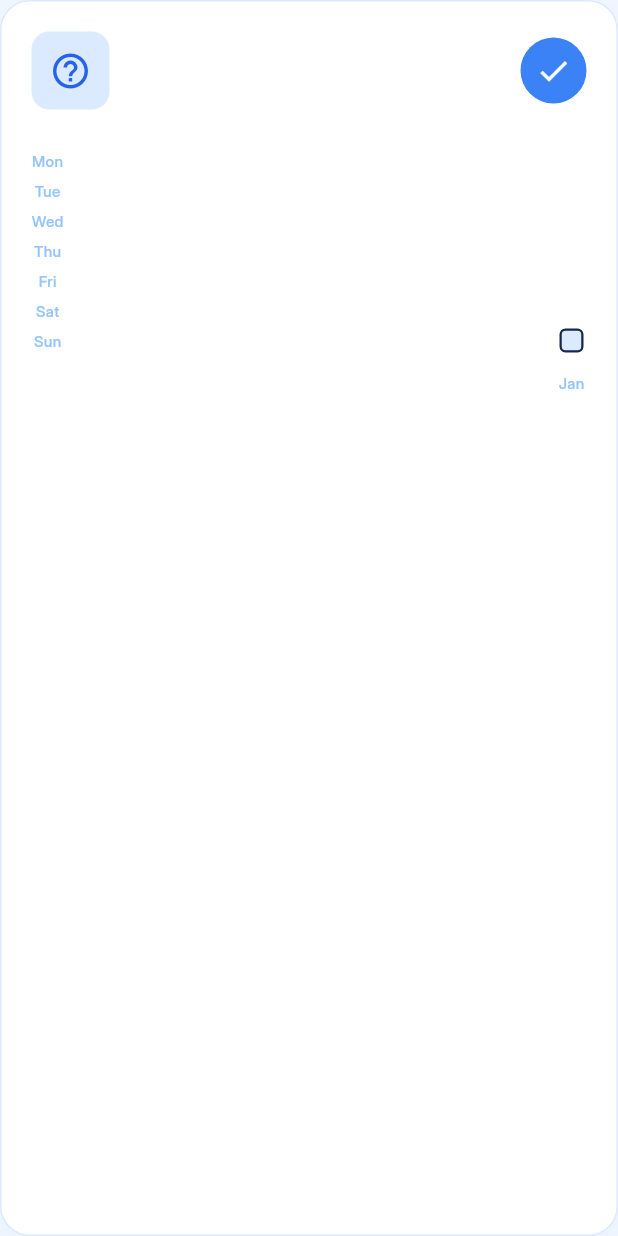
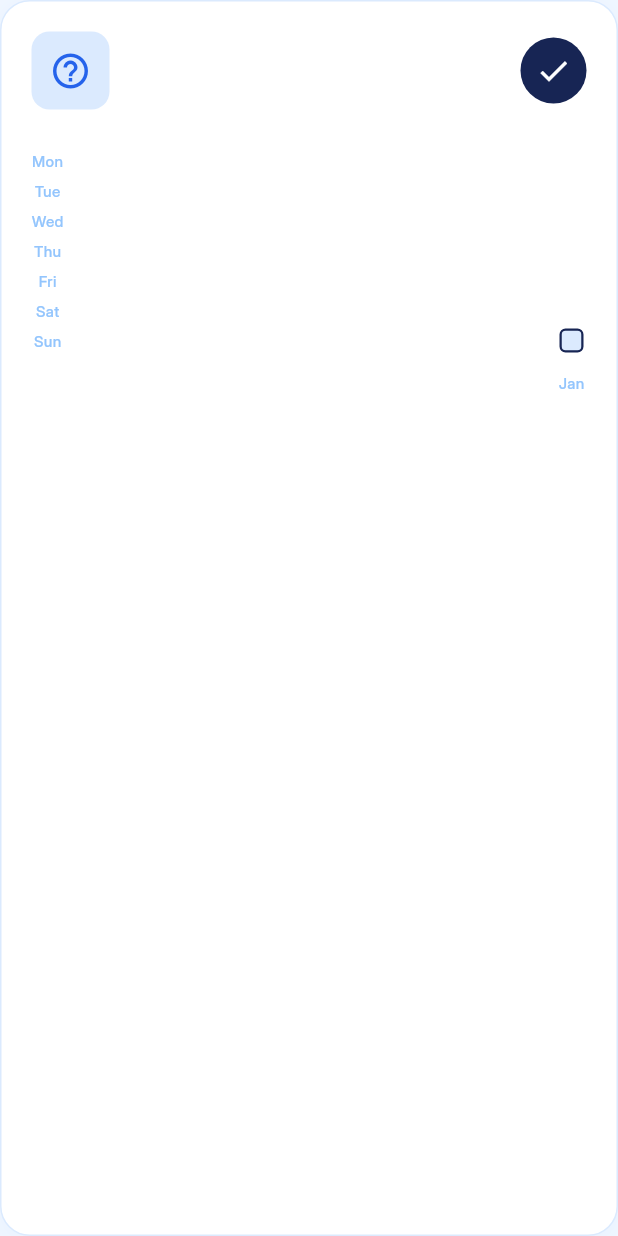
Before and after one commit to Ming-99s/Steady---flutter_final_Project, a Flutter app: the Habitprogress widget shown alone on an empty page, opened directly with empty values, on a phone screen of 412 x 824 dp. Run offline on Flutter 3.47's test engine with Material 3 defaults, Android fonts, the light colour scheme and no system bars; our stand-ins replace device_preview, hive, hive_flutter, line_awesome_flutter, percent_indicator, shared_preferences; accounts and stored records are empty; generated files the repository leaves out were written again; project files that could hold a hidden picture were left out.

Commit message:
Enhance better dark theme

```diff
--- a/lib/screens/tab/setting.dart
+++ b/lib/screens/tab/setting.dart
@@ -11,7 +11,7 @@ class Setting extends StatelessWidget {
     return SafeArea(
       child: Container(
         width: double.infinity,
-        padding: const EdgeInsets.symmetric(vertical: 20),
+        padding: const EdgeInsets.only(top: 20),
         decoration: BoxDecoration(
           color: AppColors.getSecondary(context), // background like appbar
           boxShadow: [
--- a/lib/widgets/habitProgress.dart
+++ b/lib/widgets/habitProgress.dart
@@ -48,10 +48,10 @@ class _HabitprogressState extends State<Habitprogress> {
 
   Color _getCellColor(int completed) {
     final target = widget.habit.timePerDay;
-    if (completed == 0 || target <= 0) return AppColors.border;
+    if (completed == 0 || target <= 0) return AppColors.getBorder(context);
 
     final ratio = completed / target;
-    return AppColors.textSecondary.withOpacity(ratio.clamp(0.2, 0.9));
+    return AppColors.getTextSecondary(context).withOpacity(ratio.clamp(0.2, 0.9));
   }
 
   @override
@@ -109,12 +109,12 @@ class _HabitprogressState extends State<Habitprogress> {
     return Container(
       padding: const EdgeInsets.all(20),
       decoration: BoxDecoration(
-        color: AppColors.secondary,
+        color: AppColors.getSecondary(context),
         borderRadius: BorderRadius.circular(20),
-        border: Border.all(color: AppColors.border),
+        border: Border.all(color: AppColors.getBorder(context)),
         boxShadow: [
           BoxShadow(
-            color: AppColors.border.withOpacity(0.3),
+            color: AppColors.getBorder(context).withOpacity(0.3),
             blurRadius: 10,
             offset: const Offset(0, 4),
           ),
@@ -129,12 +129,12 @@ class _HabitprogressState extends State<Habitprogress> {
               Container(
                 padding: const EdgeInsets.all(12),
                 decoration: BoxDecoration(
-                  color: AppColors.border,
+                  color: AppColors.getBorder(context),
                   borderRadius: BorderRadius.circular(12),
                 ),
                 child: Icon(
                   iconMap[widget.habit.iconName] ?? Icons.help_outline,
-                  color: AppColors.primary,
+                  color: AppColors.getPrimary(context),
                   size: 28,
                 ),
               ),
@@ -145,8 +145,8 @@ class _HabitprogressState extends State<Habitprogress> {
                   children: [
                     Text(
                       widget.habit.title,
-                      style: const TextStyle(
-                        color: AppColors.textPrimary,
+                      style: TextStyle(
+                        color: AppColors.getTextPrimary(context),
                         fontSize: 20,
                         fontWeight: FontWeight.bold,
                       ),
@@ -154,7 +154,7 @@ class _HabitprogressState extends State<Habitprogress> {
                     if (widget.habit.description?.isNotEmpty == true)
                       Text(
                         widget.habit.description!,
-                        style: const TextStyle(color: AppColors.offNav, fontSize: 14),
+                        style: TextStyle(color: AppColors.offNav, fontSize: 14),
                       ),
                   ],
                 ),
@@ -164,7 +164,7 @@ class _HabitprogressState extends State<Habitprogress> {
                   Container(
                     padding: const EdgeInsets.all(10),
                     decoration: BoxDecoration(
-                      color: isTodayCompleted ? AppColors.textSecondary : AppColors.border,
+                      color: isTodayCompleted ? AppColors.textPrimary : AppColors.border,
                       shape: BoxShape.circle,
                     ),
                     child: Icon(
@@ -178,8 +178,8 @@ class _HabitprogressState extends State<Habitprogress> {
                       padding: const EdgeInsets.only(top: 4),
                       child: Text(
                         '$completionCount total',
-                        style: const TextStyle(
-                          color: AppColors.textSecondary,
+                        style: TextStyle(
+                          color: AppColors.getTextSecondary(context),
                           fontSize: 10,
                           fontWeight: FontWeight.bold,
                         ),
@@ -206,7 +206,7 @@ class _HabitprogressState extends State<Habitprogress> {
                       alignment: Alignment.centerRight,
                       child: Text(
                         days[i],
-                        style: const TextStyle(fontSize: 10, color: AppColors.offNav),
+                        style: TextStyle(fontSize: 10, color: AppColors.offNav),
                       ),
                     ),
                   );
@@ -241,7 +241,7 @@ class _HabitprogressState extends State<Habitprogress> {
                                     color: date == null ? Colors.transparent : _getCellColor(completed),
                                     borderRadius: BorderRadius.circular(4),
                                     border: isToday
-                                        ? Border.all(color: AppColors.textPrimary, width: 1.5)
+                                        ? Border.all(color: AppColors.getTextPrimary(context), width: 1.5)
                                         : null,
                                   ),
                                 );
@@ -284,7 +284,7 @@ class _HabitprogressState extends State<Habitprogress> {
                               child: label != null
                                   ? Text(
                                       label,
-                                      style: const TextStyle(
+                                      style: TextStyle(
                                         fontSize: 10,
                                         color: AppColors.offNav,
                                       ),
```
Also changed, not shown: lib/widgets/habitCard.dart (+6 -6 lines).
